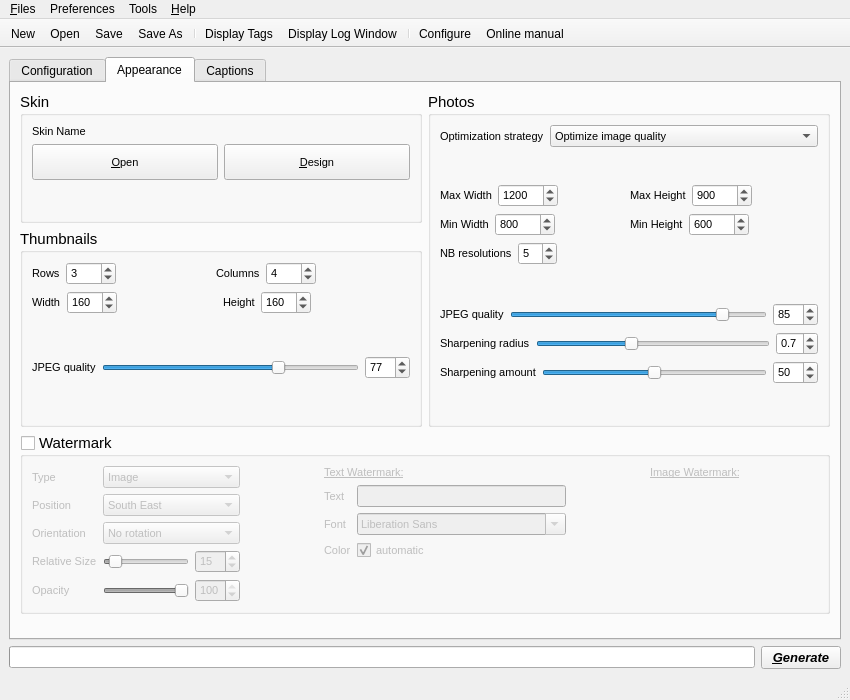
Pixinn/ezwebgallery, file src/ui/mainwin.ui: the form before one commit.
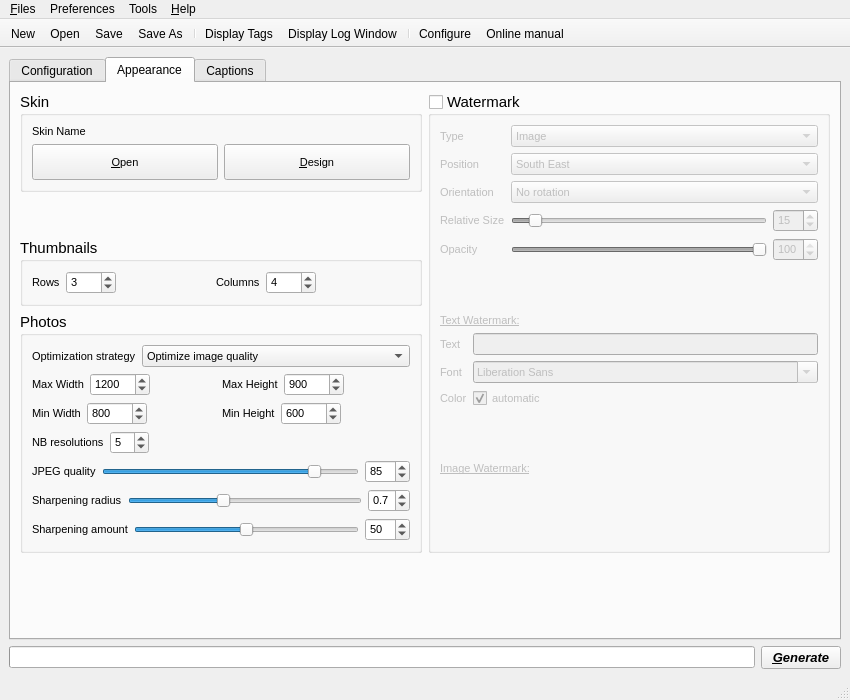
The form after the commit. The open tabs and pages were chosen to show the change. Icons and pictures are not drawn. Custom widgets are drawn as their Qt base class.

What changed in the file:
```diff
--- a/src/ui/mainwin.ui
+++ b/src/ui/mainwin.ui
@@ -496,8 +496,11 @@
                  </item>
                 </layout>
                </item>
+              </layout>
+             </widget>
+            </item>
                <item>
-                <spacer name="verticalSpacer_5">
+             <spacer name="verticalSpacer_10">
                  <property name="orientation">
                   <enum>Qt::Vertical</enum>
                  </property>
@@ -508,9 +511,6 @@
                   </size>
                  </property>
                 </spacer>
-               </item>
-              </layout>
-             </widget>
             </item>
             <item>
              <widget class="QGroupBox" name="groupBox_thumbProperties">
@@ -659,228 +659,10 @@
                    </item>
                   </layout>
                  </item>
-                 <item>
-                  <layout class="QHBoxLayout" name="horizontalLayout_ThumbSize">
-                   <item>
-                    <layout class="QFormLayout" name="formLayout_ThumbHSzize">
-                     <property name="fieldGrowthPolicy">
-                      <enum>QFormLayout::AllNonFixedFieldsGrow</enum>
-                     </property>
-                     <item row="0" column="0">
-                      <widget class="QLabel" name="label_ThumbHSzize">
-                       <property name="font">
-                        <font>
-                         <pointsize>8</pointsize>
-                        </font>
-                       </property>
-                       <property name="text">
-                        <string>Width</string>
-                       </property>
-                      </widget>
-                     </item>
-                     <item row="0" column="1">
-                      <widget class="QSpinBox" name="spinBox_ThumbHSzize">
-                       <property name="sizePolicy">
-                        <sizepolicy hsizetype="Fixed" vsizetype="Fixed">
-                         <horstretch>0</horstretch>
-                         <verstretch>0</verstretch>
-                        </sizepolicy>
-                       </property>
-                       <property name="minimumSize">
-                        <size>
-                         <width>50</width>
-                         <height>0</height>
-                        </size>
-                       </property>
-                       <property name="font">
-                        <font>
-                         <pointsize>8</pointsize>
-                        </font>
-                       </property>
-                       <property name="toolTip">
-                        <string>Size of a thumbnail.</string>
-                       </property>
-                       <property name="minimum">
-                        <number>16</number>
-                       </property>
-                       <property name="maximum">
-                        <number>256</number>
-                       </property>
-                       <property name="value">
-                        <number>160</number>
-                       </property>
-                      </widget>
-                     </item>
-                    </layout>
-                   </item>
-                   <item>
-                    <spacer name="horizontalSpacer_14">
-                     <property name="orientation">
-                      <enum>Qt::Horizontal</enum>
-                     </property>
-                     <property name="sizeHint" stdset="0">
-                      <size>
-                       <width>40</width>
-                       <height>20</height>
-                      </size>
-                     </property>
-                    </spacer>
-                   </item>
-                   <item>
-                    <layout class="QFormLayout" name="formLayout_ThumbVSzize">
-                     <property name="fieldGrowthPolicy">
-                      <enum>QFormLayout::AllNonFixedFieldsGrow</enum>
-                     </property>
-                     <item row="0" column="0">
-                      <widget class="QLabel" name="label_ThumbVSzize">
-                       <property name="font">
-                        <font>
-                         <pointsize>8</pointsize>
-                        </font>
-                       </property>
-                       <property name="text">
-                        <string>Height</string>
-                       </property>
-                      </widget>
-                     </item>
-                     <item row="0" column="1">
-                      <widget class="QSpinBox" name="spinBox_ThumbVSzize">
-                       <property name="sizePolicy">
-                        <sizepolicy hsizetype="Fixed" vsizetype="Fixed">
-                         <horstretch>0</horstretch>
-                         <verstretch>0</verstretch>
-                        </sizepolicy>
-                       </property>
-                       <property name="minimumSize">
-                        <size>
-                         <width>50</width>
-                         <height>0</height>
-                        </size>
-                       </property>
-                       <property name="font">
-                        <font>
-                         <pointsize>8</pointsize>
-                        </font>
-                       </property>
-                       <property name="toolTip">
-                        <string>Size of a thumbnail.</string>
-                       </property>
-                       <property name="minimum">
-                        <number>16</number>
-                       </property>
-                       <property name="maximum">
-                        <number>256</number>
-                       </property>
-                       <property name="value">
-                        <number>160</number>
-                       </property>
-                      </widget>
-                     </item>
-                    </layout>
-                   </item>
-                   <item>
-                    <spacer name="horizontalSpacer_8">
-                     <property name="orientation">
-                      <enum>Qt::Horizontal</enum>
-                     </property>
-                     <property name="sizeHint" stdset="0">
-                      <size>
-                       <width>40</width>
-                       <height>20</height>
-                      </size>
-                     </property>
-                    </spacer>
-                   </item>
-                  </layout>
-                 </item>
-                 <item>
-                  <spacer name="verticalSpacer_11">
-                   <property name="orientation">
-                    <enum>Qt::Vertical</enum>
-                   </property>
-                   <property name="sizeHint" stdset="0">
-                    <size>
-                     <width>20</width>
-                     <height>40</height>
-                    </size>
-                   </property>
-                  </spacer>
-                 </item>
-                 <item>
-                  <layout class="QHBoxLayout" name="horizontalLayout_ThumbJpegQuality">
-                   <item>
-                    <widget class="QLabel" name="label_ThumbJpegQuality">
-                     <property name="font">
-                      <font>
-                       <pointsize>8</pointsize>
-                      </font>
-                     </property>
-                     <property name="text">
-                      <string>JPEG quality</string>
-                     </property>
-                    </widget>
-                   </item>
-                   <item>
-                    <widget class="QSlider" name="horizontalSlider_ThumbJpegQuality">
-                     <property name="toolTip">
-                      <string>Quality of a thumbnail.</string>
-                     </property>
-                     <property name="minimum">
-                      <number>1</number>
-                     </property>
-                     <property name="maximum">
-                      <number>100</number>
-                     </property>
-                     <property name="value">
-                      <number>70</number>
-                     </property>
-                     <property name="orientation">
-                      <enum>Qt::Horizontal</enum>
-                     </property>
-                    </widget>
-                   </item>
-                   <item>
-                    <widget class="QSpinBox" name="spinBox_ThumbJpegQuality">
-                     <property name="font">
-                      <font>
-                       <pointsize>8</pointsize>
-                      </font>
-                     </property>
-                     <property name="toolTip">
-                      <string>Quality of a thumbnail.</string>
-                     </property>
-                     <property name="minimum">
-                      <number>1</number>
-                     </property>
-                     <property name="maximum">
-                      <number>100</number>
-                     </property>
-                     <property name="value">
-                      <number>77</number>
-                     </property>
-                    </widget>
-                   </item>
-                  </layout>
-                 </item>
-                 <item>
-                  <spacer name="verticalSpacer_2">
-                   <property name="orientation">
-                    <enum>Qt::Vertical</enum>
-                   </property>
-                   <property name="sizeHint" stdset="0">
-                    <size>
-                     <width>20</width>
-                     <height>40</height>
-                    </size>
-                   </property>
-                  </spacer>
-                 </item>
-                </layout>
-               </item>
-              </layout>
-             </widget>
-            </item>
-           </layout>
+                </layout>
+               </item>
+              </layout>
+             </widget>
           </item>
           <item>
            <widget class="QGroupBox" name="groupBox_PhotosProperties">
@@ -934,19 +716,6 @@
                </item>
               </layout>
              </item>
-             <item>
-              <spacer name="verticalSpacer_6">
-               <property name="orientation">
-                <enum>Qt::Vertical</enum>
-               </property>
-               <property name="sizeHint" stdset="0">
-                <size>
-                 <width>20</width>
-                 <height>40</height>
-                </size>
-               </property>
-              </spacer>
-             </item>
              <item>
               <layout class="QHBoxLayout" name="horizontalLayout_PhotoMaxSize">
                <item>
@@ -1274,19 +1043,6 @@
                </item>
               </layout>
              </item>
-             <item>
-              <spacer name="verticalSpacer_9">
-               <property name="orientation">
-                <enum>Qt::Vertical</enum>
-               </property>
-               <property name="sizeHint" stdset="0">
-                <size>
-                 <width>20</width>
-                 <height>40</height>
-                </size>
-               </property>
-              </spacer>
-             </item>
              <item>
               <layout class="QHBoxLayout" name="horizontalLayout_PhotoJpegQuality">
                <item>
@@ -1458,19 +1214,6 @@
                </item>
               </layout>
              </item>
-             <item>
-              <spacer name="verticalSpacer_10">
-               <property name="orientation">
-                <enum>Qt::Vertical</enum>
-               </property>
-               <property name="sizeHint" stdset="0">
-                <size>
-                 <width>20</width>
-                 <height>40</height>
-                </size>
-               </property>
-              </spacer>
-             </item>
             </layout>
            </widget>
           </item>
@@ -1495,7 +1238,7 @@
           <property name="checked">
            <bool>false</bool>
           </property>
-          <layout class="QHBoxLayout" name="horizontalLayout_7">
+            <layout class="QVBoxLayout" name="verticalLayout_11">
            <item>
             <layout class="QFormLayout" name="formLayout_WatermarkPosition">
              <item row="1" column="0">
@@ -1765,14 +1508,14 @@
             </layout>
            </item>
            <item>
-            <spacer name="horizontalSpacer_9">
+              <spacer name="verticalSpacer_8">
              <property name="orientation">
-              <enum>Qt::Horizontal</enum>
+                <enum>Qt::Vertical</enum>
              </property>
              <property name="sizeHint" stdset="0">
               <size>
-               <width>40</width>
-               <height>20</height>
+                 <width>20</width>
+                 <height>40</height>
               </size>
              </property>
             </spacer>
@@ -1904,8 +1647,10 @@
                </item>
               </layout>
              </item>
+              </layout>
+             </item>
              <item>
-              <spacer name="verticalSpacer_8">
+              <spacer name="verticalSpacer_2">
                <property name="orientation">
                 <enum>Qt::Vertical</enum>
                </property>
@@ -1913,21 +1658,6 @@
                 <size>
                  <width>20</width>
                  <height>40</height>
-                </size>
-               </property>
-              </spacer>
-             </item>
-            </layout>
-           </item>
-           <item>
-            <spacer name="horizontalSpacer_11">
-             <property name="orientation">
-              <enum>Qt::Horizontal</enum>
-             </property>
-             <property name="sizeHint" stdset="0">
-              <size>
-               <width>40</width>
-               <height>20</height>
               </size>
              </property>
             </spacer>
@@ -1962,8 +1692,10 @@
                </property>
               </widget>
              </item>
+              </layout>
+             </item>
              <item>
-              <spacer name="verticalSpacer_7">
+              <spacer name="verticalSpacer_5">
                <property name="orientation">
                 <enum>Qt::Vertical</enum>
                </property>
@@ -1976,22 +1708,9 @@
               </spacer>
              </item>
             </layout>
-           </item>
-           <item>
-            <spacer name="horizontalSpacer_10">
-             <property name="orientation">
-              <enum>Qt::Horizontal</enum>
-             </property>
-             <property name="sizeHint" stdset="0">
-              <size>
-               <width>40</width>
-               <height>20</height>
-              </size>
-             </property>
-            </spacer>
-           </item>
-          </layout>
-         </widget>
+           </widget>
+          </item>
+         </layout>
         </item>
         <item>
          <spacer name="verticalSpacer_4">
@@ -2234,6 +1953,8 @@
 &lt;tr&gt;
 &lt;td style=&quot;border: none;&quot;&gt;
 &lt;p style=&quot;-qt-paragraph-type:empty; margin-top:0px; margin-bottom:0px; margin-left:0px; margin-right:0px; -qt-block-indent:0; text-indent:0px; font-size:8pt;&quot;&gt;&lt;br /&gt;&lt;/p&gt;
+&lt;p style=&quot;-qt-paragraph-type:empty; margin-top:0px; margin-bottom:0px; margin-left:0px; margin-right:0px; -qt-block-indent:0; text-indent:0px; font-size:8pt;&quot;&gt;&lt;br /&gt;&lt;/p&gt;
+&lt;p style=&quot;-qt-paragraph-type:empty; margin-top:0px; margin-bottom:0px; margin-left:0px; margin-right:0px; -qt-block-indent:0; text-indent:0px; font-size:8pt;&quot;&gt;&lt;br /&gt;&lt;/p&gt;
 &lt;p style=&quot;-qt-paragraph-type:empty; margin-top:0px; margin-bottom:0px; margin-left:0px; margin-right:0px; -qt-block-indent:0; text-indent:0px; font-family:'Ubuntu'; font-size:11pt;&quot;&gt;&lt;br /&gt;&lt;/p&gt;
 &lt;p style=&quot;-qt-paragraph-type:empty; margin-top:0px; margin-bottom:0px; margin-left:0px; margin-right:0px; -qt-block-indent:0; text-indent:0px; font-family:'Ubuntu'; font-size:11pt;&quot;&gt;&lt;br /&gt;&lt;/p&gt;
 &lt;p style=&quot;-qt-paragraph-type:empty; margin-top:0px; margin-bottom:0px; margin-left:0px; margin-right:0px; -qt-block-indent:0; text-indent:0px; font-family:'Ubuntu'; font-size:11pt;&quot;&gt;&lt;br /&gt;&lt;/p&gt;
```
Left out of the diff: 69 changed lines with no effect on the pictures. Lines whose indentation alone changed are shown as unchanged.
